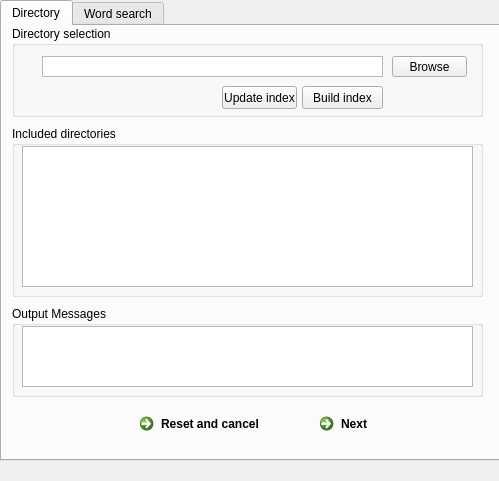
Qt form mainwindow.ui (moh833/Word_Searcher) before a commit.
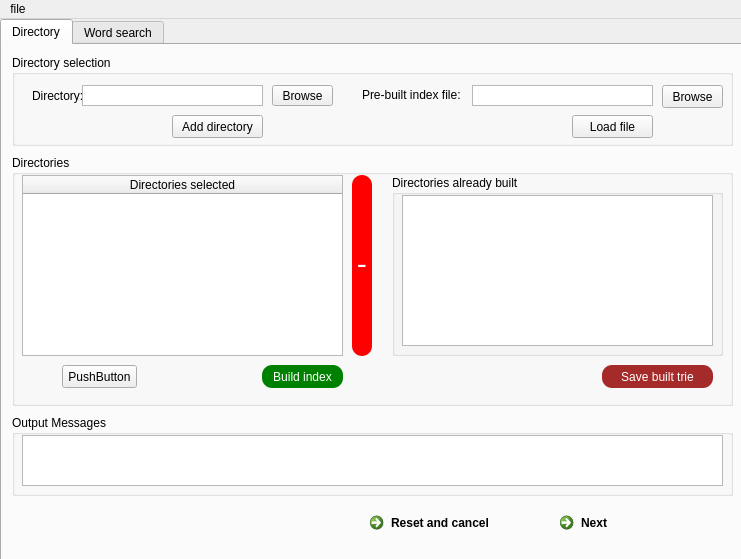
The same form after that commit.

The edit to the form file:
```diff
--- a/mainwindow.ui
+++ b/mainwindow.ui
@@ -6,8 +6,8 @@
    <rect>
     <x>0</x>
     <y>0</y>
-    <width>499</width>
-    <height>481</height>
+    <width>741</width>
+    <height>559</height>
    </rect>
   </property>
   <property name="windowTitle">
@@ -19,8 +19,8 @@
      <rect>
       <x>0</x>
       <y>0</y>
-      <width>501</width>
-      <height>461</height>
+      <width>751</width>
+      <height>551</height>
      </rect>
     </property>
     <property name="currentIndex">
@@ -33,35 +33,12 @@
      <attribute name="title">
       <string>Directory</string>
      </attribute>
-     <widget class="QGroupBox" name="groupBox_2">
-      <property name="geometry">
-       <rect>
-        <x>10</x>
-        <y>100</y>
-        <width>471</width>
-        <height>171</height>
-       </rect>
-      </property>
-      <property name="title">
-       <string>Included directories</string>
-      </property>
-      <widget class="QTextBrowser" name="textBrowser">
-       <property name="geometry">
-        <rect>
-         <x>10</x>
-         <y>20</y>
-         <width>451</width>
-         <height>141</height>
-        </rect>
-       </property>
-      </widget>
-     </widget>
      <widget class="QGroupBox" name="groupBox">
       <property name="geometry">
        <rect>
         <x>10</x>
-        <y>0</y>
-        <width>471</width>
+        <y>10</y>
+        <width>721</width>
         <height>91</height>
        </rect>
       </property>
@@ -71,9 +48,9 @@
       <widget class="QPushButton" name="browse_btn">
        <property name="geometry">
         <rect>
-         <x>380</x>
+         <x>260</x>
          <y>30</y>
-         <width>75</width>
+         <width>61</width>
          <height>21</height>
         </rect>
        </property>
@@ -84,9 +61,9 @@
       <widget class="QTextEdit" name="textEdit">
        <property name="geometry">
         <rect>
-         <x>30</x>
+         <x>70</x>
          <y>30</y>
-         <width>341</width>
+         <width>181</width>
          <height>21</height>
         </rect>
        </property>
@@ -97,38 +74,90 @@
         <enum>Qt::ScrollBarAlwaysOff</enum>
        </property>
       </widget>
-      <widget class="QPushButton" name="build_btn">
+      <widget class="QPushButton" name="pushButton">
        <property name="geometry">
         <rect>
-         <x>290</x>
+         <x>160</x>
+         <y>60</y>
+         <width>91</width>
+         <height>23</height>
+        </rect>
+       </property>
+       <property name="text">
+        <string>Add directory</string>
+       </property>
+      </widget>
+      <widget class="QTextEdit" name="load_field">
+       <property name="geometry">
+        <rect>
+         <x>460</x>
+         <y>30</y>
+         <width>181</width>
+         <height>21</height>
+        </rect>
+       </property>
+       <property name="verticalScrollBarPolicy">
+        <enum>Qt::ScrollBarAlwaysOff</enum>
+       </property>
+      </widget>
+      <widget class="QPushButton" name="pushButton_6">
+       <property name="geometry">
+        <rect>
+         <x>650</x>
+         <y>30</y>
+         <width>61</width>
+         <height>23</height>
+        </rect>
+       </property>
+       <property name="text">
+        <string>Browse</string>
+       </property>
+      </widget>
+      <widget class="QPushButton" name="pushButton_7">
+       <property name="geometry">
+        <rect>
+         <x>560</x>
          <y>60</y>
          <width>81</width>
          <height>23</height>
         </rect>
        </property>
        <property name="text">
-        <string>Build index</string>
+        <string>Load file</string>
        </property>
       </widget>
-      <widget class="QPushButton" name="update_btn">
+      <widget class="QLabel" name="label_2">
        <property name="geometry">
         <rect>
-         <x>210</x>
-         <y>60</y>
-         <width>75</width>
-         <height>23</height>
+         <x>20</x>
+         <y>30</y>
+         <width>61</width>
+         <height>21</height>
         </rect>
        </property>
        <property name="text">
-        <string>Update index</string>
+        <string>Directory:</string>
+       </property>
+      </widget>
+      <widget class="QLabel" name="label_3">
+       <property name="geometry">
+        <rect>
+         <x>350</x>
+         <y>30</y>
+         <width>101</width>
+         <height>20</height>
+        </rect>
+       </property>
+       <property name="text">
+        <string>Pre-built index file:</string>
        </property>
       </widget>
      </widget>
      <widget class="QCommandLinkButton" name="reset_btn">
       <property name="geometry">
        <rect>
-        <x>130</x>
-        <y>380</y>
+        <x>360</x>
+        <y>460</y>
         <width>172</width>
         <height>41</height>
        </rect>
@@ -140,8 +169,8 @@
      <widget class="QCommandLinkButton" name="next_btn">
       <property name="geometry">
        <rect>
-        <x>310</x>
-        <y>380</y>
+        <x>550</x>
+        <y>460</y>
         <width>172</width>
         <height>41</height>
        </rect>
@@ -154,9 +183,9 @@
       <property name="geometry">
        <rect>
         <x>10</x>
-        <y>280</y>
-        <width>471</width>
-        <height>91</height>
+        <y>370</y>
+        <width>721</width>
+        <height>81</height>
        </rect>
       </property>
       <property name="title">
@@ -167,12 +196,145 @@
         <rect>
          <x>10</x>
          <y>20</y>
-         <width>451</width>
-         <height>61</height>
+         <width>701</width>
+         <height>51</height>
         </rect>
        </property>
       </widget>
      </widget>
+     <widget class="QGroupBox" name="groupBox_7">
+      <property name="geometry">
+       <rect>
+        <x>10</x>
+        <y>110</y>
+        <width>721</width>
+        <height>251</height>
+       </rect>
+      </property>
+      <property name="title">
+       <string>Directories</string>
+      </property>
+      <widget class="QPushButton" name="pushButton_2">
+       <property name="geometry">
+        <rect>
+         <x>340</x>
+         <y>20</y>
+         <width>20</width>
+         <height>181</height>
+        </rect>
+       </property>
+       <property name="font">
+        <font>
+         <family>monospace</family>
+         <pointsize>20</pointsize>
+         <weight>50</weight>
+         <bold>false</bold>
+        </font>
+       </property>
+       <property name="styleSheet">
+        <string notr="true">background-color:red;
+color:white;
+font-family:monospace;
+border-radius:10px;</string>
+       </property>
+       <property name="text">
+        <string>-</string>
+       </property>
+      </widget>
+      <widget class="QPushButton" name="build_btn">
+       <property name="geometry">
+        <rect>
+         <x>250</x>
+         <y>210</y>
+         <width>81</width>
+         <height>23</height>
+        </rect>
+       </property>
+       <property name="styleSheet">
+        <string notr="true">background-color:green;
+color:white;
+border-radius:10px;</string>
+       </property>
+       <property name="text">
+        <string>Build index</string>
+       </property>
+      </widget>
+      <widget class="QTreeWidget" name="dir_info">
+       <property name="geometry">
+        <rect>
+         <x>10</x>
+         <y>20</y>
+         <width>321</width>
+         <height>181</height>
+        </rect>
+       </property>
+       <column>
+        <property name="text">
+         <string>Directories selected</string>
+        </property>
+        <property name="textAlignment">
+         <set>AlignCenter</set>
+        </property>
+       </column>
+      </widget>
+      <widget class="QGroupBox" name="groupBox_2">
+       <property name="geometry">
+        <rect>
+         <x>380</x>
+         <y>20</y>
+         <width>331</width>
+         <height>181</height>
+        </rect>
+       </property>
+       <property name="title">
+        <string>Directories already built</string>
+       </property>
+       <widget class="QTextBrowser" name="dir_info_readonly">
+        <property name="geometry">
+         <rect>
+          <x>10</x>
+          <y>20</y>
+          <width>311</width>
+          <height>151</height>
+         </rect>
+        </property>
+       </widget>
+      </widget>
+      <widget class="QPushButton" name="pushButton_3">
+       <property name="geometry">
+        <rect>
+         <x>590</x>
+         <y>210</y>
+         <width>111</width>
+         <height>23</height>
+        </rect>
+       </property>
+       <property name="styleSheet">
+        <string notr="true">background-color:brown;
+color:white;
+border-radius:10px;</string>
+       </property>
+       <property name="text">
+        <string>Save built trie</string>
+       </property>
+      </widget>
+      <widget class="QPushButton" name="pushButton_8">
+       <property name="geometry">
+        <rect>
+         <x>50</x>
+         <y>210</y>
+         <width>75</width>
+         <height>23</height>
+        </rect>
+       </property>
+       <property name="styleSheet">
+        <string notr="true"/>
+       </property>
+       <property name="text">
+        <string>PushButton</string>
+       </property>
+      </widget>
+     </widget>
     </widget>
     <widget class="QWidget" name="tab_2">
      <attribute name="title">
@@ -325,25 +487,6 @@
         <string>Open selected file</string>
        </property>
       </widget>
-      <widget class="QLabel" name="label_2">
-       <property name="geometry">
-        <rect>
-         <x>10</x>
-         <y>200</y>
-         <width>91</width>
-         <height>21</height>
-        </rect>
-       </property>
-       <property name="text">
-        <string>File name :</string>
-       </property>
-       <property name="textFormat">
-        <enum>Qt::PlainText</enum>
-       </property>
-       <property name="alignment">
-        <set>Qt::AlignCenter</set>
-       </property>
-      </widget>
      </widget>
      <widget class="QGroupBox" name="groupBox_6">
       <property name="geometry">
@@ -376,10 +519,16 @@
     <rect>
      <x>0</x>
      <y>0</y>
-     <width>499</width>
+     <width>741</width>
      <height>21</height>
     </rect>
    </property>
+   <widget class="QMenu" name="menuLoad_file">
+    <property name="title">
+     <string>file</string>
+    </property>
+   </widget>
+   <addaction name="menuLoad_file"/>
   </widget>
  </widget>
  <resources/>
```
Left out of the diff: 97 changed lines with no effect on the pictures.
